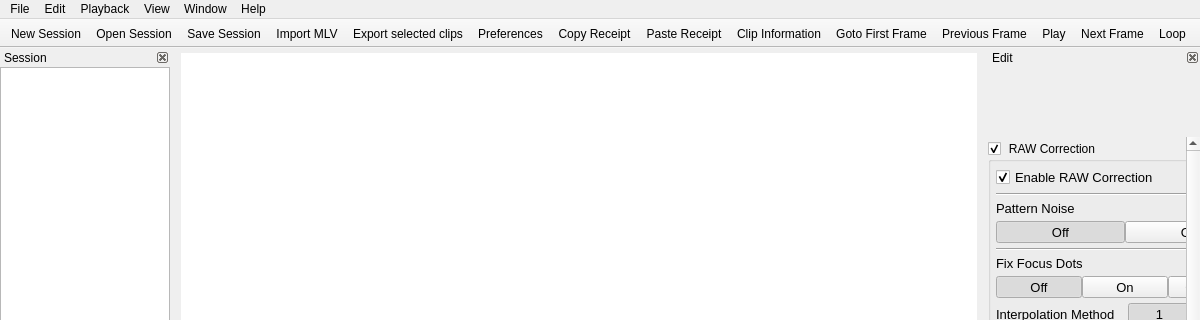
The window that platform/qt/MainWindow.ui (ilia3101/MLV-App) describes before a commit, drawn with Qt 5; both pictures show x 0 to 1200 and y 0 to 320 of the 1200 by 700 pixel window.
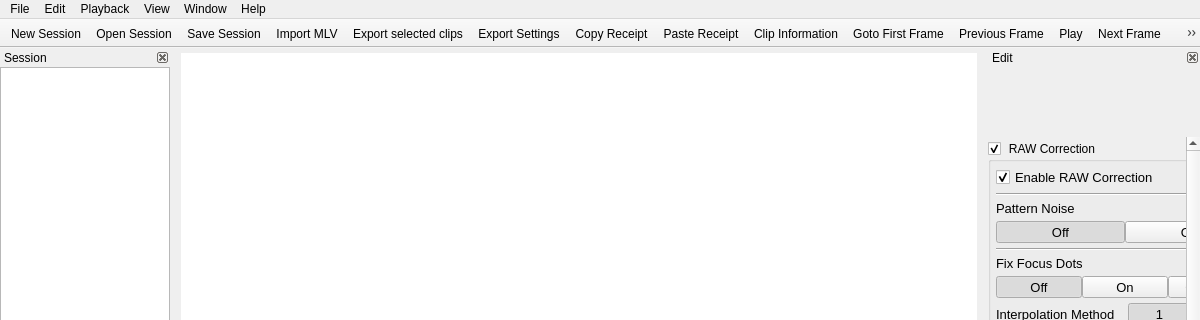
The same window after the commit. Icons and pictures are not drawn. Custom widgets are drawn as their Qt base class.

Commit message: QtApp: Export Settings Dialog changed, Darktheme only, Focus fix in InfoDialog

What changed in the file:
```diff
--- a/platform/qt/MainWindow.ui
+++ b/platform/qt/MainWindow.ui
@@ -3535,7 +3535,7 @@
      <normaloff>:/RetinaIMG/RetinaIMG/Settings-icon.png</normaloff>:/RetinaIMG/RetinaIMG/Settings-icon.png</iconset>
    </property>
    <property name="text">
-    <string>Preferences</string>
+    <string>Export Settings</string>
    </property>
    <property name="toolTip">
     <string>Preferences</string>
```
Left out of the diff: 43 changed lines with no effect on the pictures. The commit also changes 6 other files.
